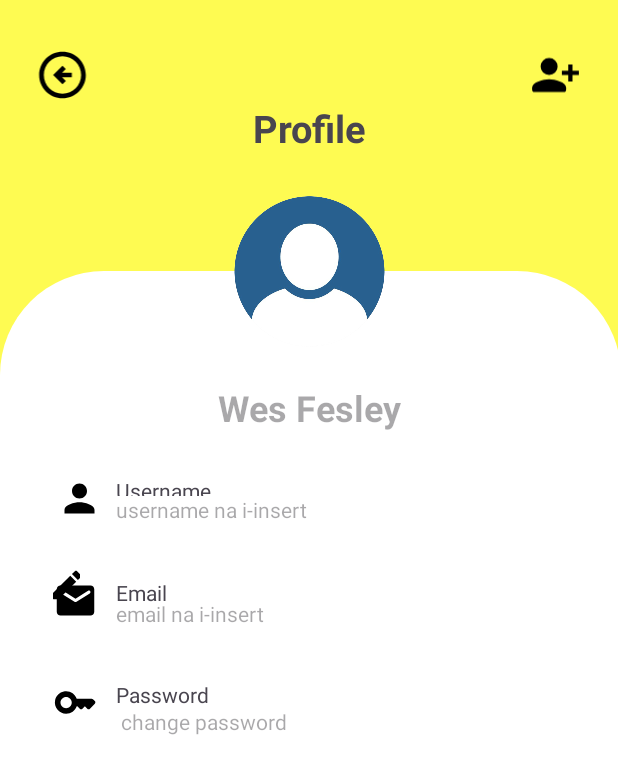
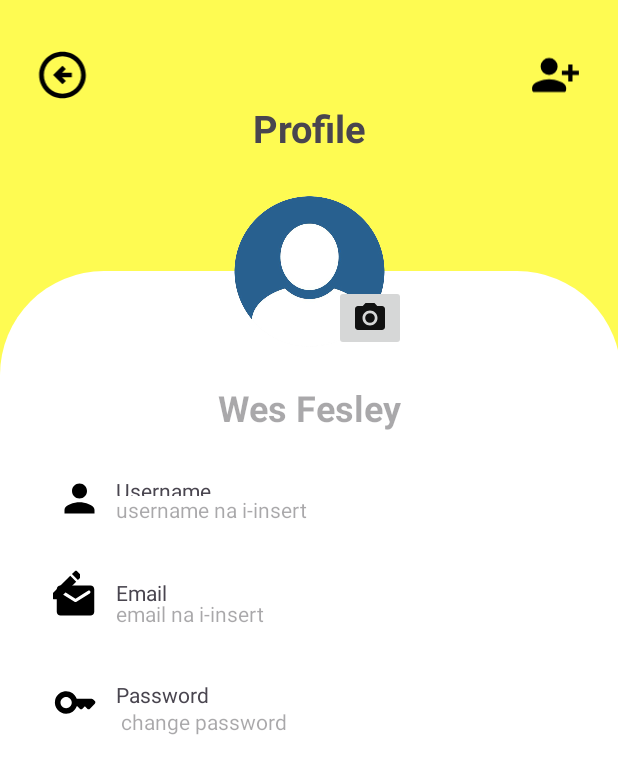
Before and after one commit to comscidev/Finals_Project, an Android app: the Profilepage_function screen opened directly, with no data from a screen before it, on a phone screen of 412 x 824 dp. Shown: the top 774 px of the screen. Run offline under Robolectric (Android 15) with nearby library versions, the phone set to English and light mode, and no system bars; our stand-ins replace Firebase (no records; nobody signed in at launch, a user with empty details on screens opened directly), Picasso; libraries missing offline, so code that uses them is left out: com.google.rpc.context.

Commit message:
With profile pic

```diff
--- a/app/build.gradle.kts
+++ b/app/build.gradle.kts
@@ -36,7 +36,9 @@ dependencies {
     implementation("androidx.constraintlayout:constraintlayout:2.1.4")
     implementation ("com.google.firebase:firebase-auth:22.3.1")
     implementation("com.google.firebase:firebase-firestore:24.11.1")
-    implementation("androidx.activity:activity:1.8.2")
+    implementation("androidx.activity:activity:1.9.0")
+    implementation ("com.google.firebase:firebase-storage:20.3.0")
+    implementation ("com.squareup.picasso:picasso:2.8")
     testImplementation("junit:junit:4.13.2")
     androidTestImplementation("androidx.test.ext:junit:1.1.5")
     androidTestImplementation("androidx.test.espresso:espresso-core:3.5.1")
--- a/app/src/main/java/com/example/mobilepayroll/Profilepage_function.java
+++ b/app/src/main/java/com/example/mobilepayroll/Profilepage_function.java
@@ -1,12 +1,16 @@
 package com.example.mobilepayroll;
 
+import android.app.Activity;
 import android.content.DialogInterface;
 import android.content.Intent;
+import android.net.Uri;
 import android.os.Bundle;
+import android.provider.MediaStore;
 import android.text.TextUtils;
 import android.view.View;
 import android.widget.EditText;
 import android.widget.ImageButton;
+
 import android.widget.ImageView;
 import android.widget.TextView;
 import android.widget.Toast;
@@ -26,23 +30,44 @@ import com.google.firebase.firestore.DocumentSnapshot;
 import com.google.firebase.firestore.EventListener;
 import com.google.firebase.firestore.FirebaseFirestore;
 import com.google.firebase.firestore.FirebaseFirestoreException;
+import com.google.firebase.storage.FirebaseStorage;
+import com.google.firebase.storage.StorageReference;
+import com.google.firebase.storage.UploadTask;
+import com.google.rpc.context.AttributeContext;
+import com.squareup.picasso.Picasso;
 
 public class Profilepage_function extends AppCompatActivity {
+    private ImageView profile_pic;
+    StorageReference storageReference;
+    FirebaseAuth Auth;
 
     @Override
     protected void onCreate(Bundle savedInstanceState) {
         super.onCreate(savedInstanceState);
         EdgeToEdge.enable(this);
         setContentView(R.layout.activity_profilepage_function);
+        FirebaseAuth Auth = FirebaseAuth.getInstance();
+        FirebaseFirestore db = FirebaseFirestore.getInstance();
+        storageReference = FirebaseStorage.getInstance().getReference();
+        String userID = Auth.getCurrentUser().getUid();
+
         TextView fname = findViewById(R.id.textFullName);
         TextView username = findViewById(R.id.textusername);
         TextView email = findViewById(R.id.showemail);
         TextView change_pass = findViewById(R.id.showpass);
         ImageView back = findViewById(R.id.backIcon);
         ImageButton change_email = findViewById(R.id.profile_editIcon);
-        FirebaseAuth Auth = FirebaseAuth.getInstance();
-        FirebaseFirestore db = FirebaseFirestore.getInstance();
-        String userID = Auth.getCurrentUser().getUid();
+         profile_pic = findViewById(R.id.userprofile);
+        ImageButton insert_pic = findViewById(R.id.insert_pic);
+        StorageReference profileref = storageReference.child("users/"+Auth.getCurrentUser().getUid()+ "/profile.jpg");
+
+        profileref.getDownloadUrl().addOnSuccessListener(new OnSuccessListener<Uri>() {
+            @Override
+            public void onSuccess(Uri uri) {
+                Picasso.get().load(uri).into(profile_pic);
+            }
+        });
+
 
 
         DocumentReference documentReference = db.collection("users").document(userID);
@@ -189,10 +214,63 @@ public class Profilepage_function extends AppCompatActivity {
             }
         });
 
+        insert_pic.setOnClickListener(new View.OnClickListener() {
+            @Override
+            public void onClick(View v) {
+                Intent openGalleryIntent = new Intent(Intent.ACTION_PICK,
+                        MediaStore.Images.Media.EXTERNAL_CONTENT_URI);
+                startActivityForResult(openGalleryIntent, 1000);
+            }
+        });
 
     }
+
+    @Override
+    protected void onActivityResult(int requestCode, int resultCode, @Nullable Intent data) {
+        super.onActivityResult(requestCode, resultCode, data);
+        if (requestCode == 1000) {
+            if (resultCode == Activity.RESULT_OK && data != null) {
+                Uri imageuri = data.getData();
+                if (imageuri != null) {
+                    uploadImage(imageuri);
+                    StorageReference fileref = storageReference.child("users/" + Auth.getCurrentUser().getUid() + "/profile.jpg");
+                    fileref.getDownloadUrl().addOnSuccessListener(new OnSuccessListener<Uri>() {
+                        @Override
+                        public void onSuccess(Uri uri) {
+                            Picasso.get().load(uri).into(profile_pic);
+                        }
+                    });
+                }
+            }
+        }
+    }
+
+
+    private void uploadImage(Uri imageuri) {
+        FirebaseAuth Auth = FirebaseAuth.getInstance(); // Initialize FirebaseAuth here
+        StorageReference fileref = storageReference.child("users/" + Auth.getCurrentUser().getUid() + "/profile.jpg");
+
+        fileref.putFile(imageuri).addOnSuccessListener(new OnSuccessListener<UploadTask.TaskSnapshot>() {
+            @Override
+            public void onSuccess(UploadTask.TaskSnapshot taskSnapshot) {
+                fileref.getDownloadUrl().addOnSuccessListener(new OnSuccessListener<Uri>() {
+                    @Override
+                    public void onSuccess(Uri uri) {
+                        Picasso.get().load(uri).into(profile_pic);
+                    }
+                });
+            }
+        }).addOnFailureListener(new OnFailureListener() {
+            @Override
+            public void onFailure(@NonNull Exception e) {
+                Toast.makeText(Profilepage_function.this, "Failed to upload", Toast.LENGTH_SHORT).show();
+            }
+        });
+    }
+
     public boolean isValidPassword(String password) {
         return password.length() >= 6 && password.matches
                 ("^(?=.*[A-Za-z])(?=.*\\d)[A-Za-z\\d]+$");
     }
+
 }
--- /dev/null
+++ b/app/src/main/res/drawable/baseline_camera_alt_24.xml
@@ -0,0 +1,7 @@
+<vector xmlns:android="http://schemas.android.com/apk/res/android" android:height="24dp" android:tint="#111111" android:viewportHeight="24" android:viewportWidth="24" android:width="24dp">
+
+    <path android:fillColor="@android:color/white" android:pathData="M12,12m-3.2,0a3.2,3.2 0,1 1,6.4 0a3.2,3.2 0,1 1,-6.4 0"/>
+
+    <path android:fillColor="@android:color/white" android:pathData="M9,2L7.17,4L4,4c-1.1,0 -2,0.9 -2,2v12c0,1.1 0.9,2 2,2h16c1.1,0 2,-0.9 2,-2L22,6c0,-1.1 -0.9,-2 -2,-2h-3.17L15,2L9,2zM12,17c-2.76,0 -5,-2.24 -5,-5s2.24,-5 5,-5 5,2.24 5,5 -2.24,5 -5,5z"/>
+
+</vector>
--- a/app/src/main/res/layout/activity_profilepage_function.xml
+++ b/app/src/main/res/layout/activity_profilepage_function.xml
@@ -13,7 +13,7 @@
         android:layout_width="match_parent"
         android:layout_height="match_parent"
         tools:layout_editor_absoluteX="0dp"
-        tools:layout_editor_absoluteY="0dp">
+        tools:layout_editor_absoluteY="71dp">
 
         <LinearLayout
             android:layout_width="match_parent"
@@ -97,6 +97,18 @@
                         app:srcCompat="@drawable/outline_arrow_circle_left_24" />
 
                 </androidx.constraintlayout.widget.ConstraintLayout>
+
+                <ImageButton
+                    android:id="@+id/insert_pic"
+                    android:layout_width="wrap_content"
+                    android:layout_height="wrap_content"
+                    app:layout_constraintBottom_toBottomOf="@+id/userprofile"
+                    app:layout_constraintEnd_toEndOf="parent"
+                    app:layout_constraintHorizontal_bias="0.611"
+                    app:layout_constraintStart_toStartOf="parent"
+                    app:layout_constraintTop_toTopOf="@+id/userprofile"
+                    app:layout_constraintVertical_bias="0.898"
+                    app:srcCompat="@drawable/baseline_camera_alt_24" />
 
             </androidx.constraintlayout.widget.ConstraintLayout>
 
--- a/settings.gradle.kts
+++ b/settings.gradle.kts
@@ -5,6 +5,7 @@ pluginManagement {
         gradlePluginPortal()
     }
 }
+
 dependencyResolutionManagement {
     repositoriesMode.set(RepositoriesMode.FAIL_ON_PROJECT_REPOS)
     repositories {
```
